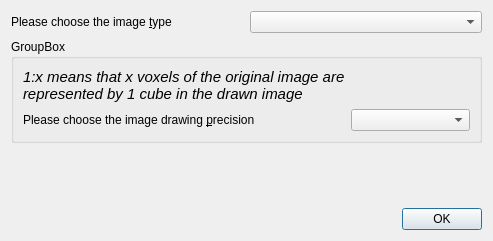
The window that Polyhedron/demo/Polyhedron/Plugins/Mesh_3/Image_res_dialog.ui (CGAL/cgal) describes before a commit, drawn with Qt 5.
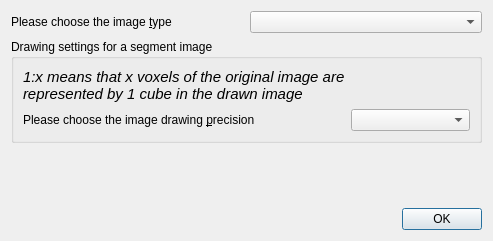
The same window after the commit.

Commit message: Adjust the titles in the dialog

The edit to the form file:
```diff
--- a/Polyhedron/demo/Polyhedron/Plugins/Mesh_3/Image_res_dialog.ui
+++ b/Polyhedron/demo/Polyhedron/Plugins/Mesh_3/Image_res_dialog.ui
@@ -46,7 +46,7 @@
    <item row="2" column="0" colspan="2">
     <widget class="QGroupBox" name="groupBox">
      <property name="title">
-      <string>GroupBox</string>
+      <string>Drawing settings for a segment image</string>
      </property>
      <layout class="QGridLayout" name="gridLayout_2">
       <item row="0" column="0">
```
Left out of the diff: 2 changed lines with no effect on the pictures.
